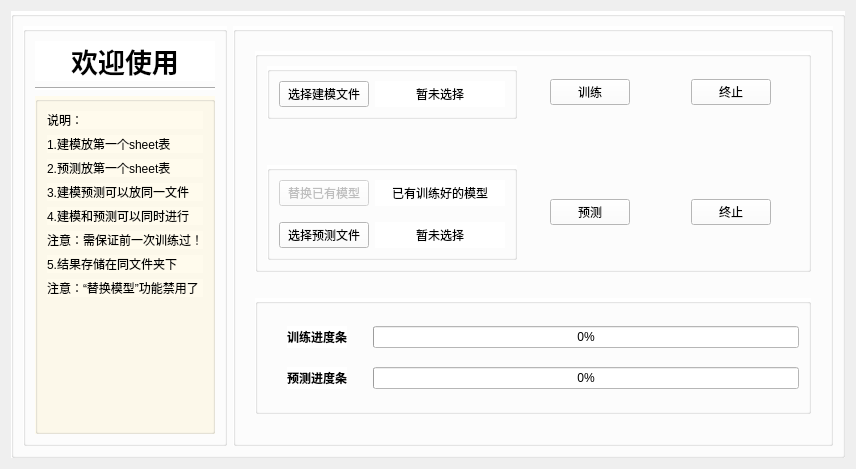
The window that zh_appui.ui (codeking01/zh_data_app) describes before a commit, drawn with Qt 5.
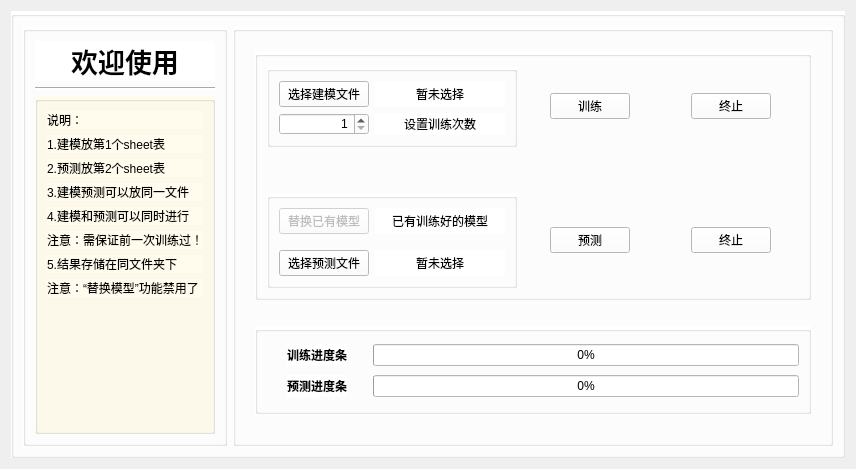
The same window after the commit. Icons and pictures are not drawn.

Commit message: 2023.4.19,master commit。修改部分UI界面，需要新增功能，选择训练次数和加入测试集

Patch:
```diff
--- a/zh_appui.ui
+++ b/zh_appui.ui
@@ -143,14 +143,14 @@
             <item>
              <widget class="QLabel" name="label_7">
               <property name="text">
-               <string>1.建模放第一个sheet表</string>
+               <string>1.建模放第1个sheet表</string>
               </property>
              </widget>
             </item>
             <item>
              <widget class="QLabel" name="label_8">
               <property name="text">
-               <string>2.预测放第一个sheet表</string>
+               <string>2.预测放第2个sheet表</string>
               </property>
              </widget>
             </item>
@@ -454,7 +454,17 @@
                <string/>
               </property>
               <layout class="QGridLayout" name="gridLayout_2">
-               <item row="0" column="1">
+               <item row="1" column="2">
+                <widget class="QLabel" name="label_12">
+                 <property name="text">
+                  <string>设置训练次数</string>
+                 </property>
+                 <property name="alignment">
+                  <set>Qt::AlignCenter</set>
+                 </property>
+                </widget>
+               </item>
+               <item row="0" column="2">
                 <widget class="QLabel" name="modeling_file_path">
                  <property name="minimumSize">
                   <size>
@@ -507,6 +517,19 @@
                  </property>
                 </widget>
                </item>
+               <item row="1" column="0">
+                <widget class="QSpinBox" name="train_number">
+                 <property name="alignment">
+                  <set>Qt::AlignRight|Qt::AlignTrailing|Qt::AlignVCenter</set>
+                 </property>
+                 <property name="minimum">
+                  <number>1</number>
+                 </property>
+                 <property name="maximum">
+                  <number>999</number>
+                 </property>
+                </widget>
+               </item>
               </layout>
              </widget>
             </item>
```
The commit also changes 5 other files.
